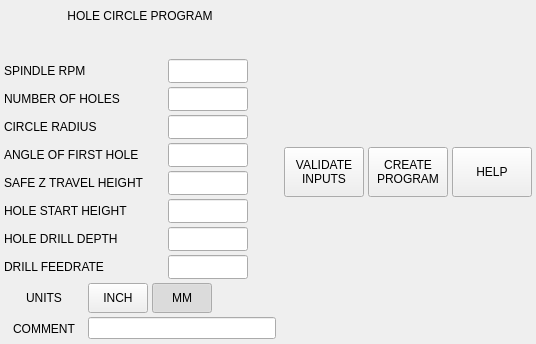
First picture: the form in hole_circle.ui, repository snelweg/QtDragon_hd, before the edit.
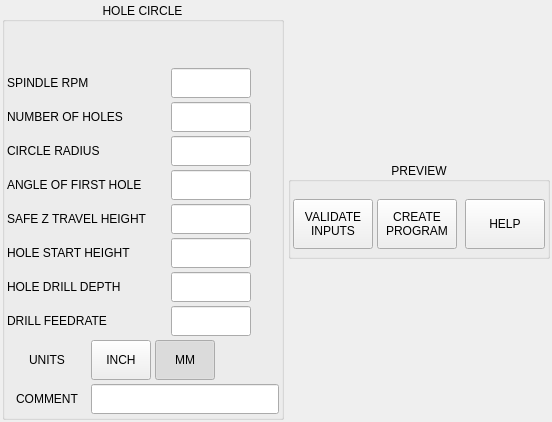
Second picture: the form after the edit. Icons and pictures are not drawn.

What changed in the file:
```diff
--- a/hole_circle.ui
+++ b/hole_circle.ui
@@ -6,8 +6,8 @@
    <rect>
     <x>0</x>
     <y>0</y>
-    <width>534</width>
-    <height>344</height>
+    <width>552</width>
+    <height>422</height>
    </rect>
   </property>
   <property name="windowTitle">
@@ -60,6 +60,13 @@
        <number>2</number>
       </property>
       <item>
+       <widget class="QGroupBox" name="groupbox_hole_circle">
+        <property name="title">
+         <string>HOLE CIRCLE</string>
+        </property>
+        <property name="alignment">
+         <set>Qt::AlignCenter</set>
+        </property>
        <layout class="QVBoxLayout" name="verticalLayout">
         <property name="spacing">
          <number>4</number>
@@ -68,7 +75,7 @@
          <number>2</number>
         </property>
         <property name="topMargin">
-         <number>2</number>
+          <number>12</number>
         </property>
         <property name="rightMargin">
          <number>2</number>
@@ -76,30 +83,20 @@
         <property name="bottomMargin">
          <number>2</number>
         </property>
-        <item>
-         <widget class="QLabel" name="lbl_header">
-          <property name="maximumSize">
-           <size>
-            <width>16777215</width>
-            <height>30</height>
-           </size>
-          </property>
-          <property name="styleSheet">
-           <string notr="true">font: 81 11pt &quot;Lato Heavy&quot;;</string>
-          </property>
-          <property name="text">
-           <string>HOLE CIRCLE PROGRAM</string>
-          </property>
-          <property name="alignment">
-           <set>Qt::AlignCenter</set>
-          </property>
-          <property name="margin">
-           <number>4</number>
-          </property>
-         </widget>
-        </item>
         <item>
          <widget class="QLabel" name="lbl_units_info">
+           <property name="sizePolicy">
+            <sizepolicy hsizetype="Preferred" vsizetype="Fixed">
+             <horstretch>0</horstretch>
+             <verstretch>0</verstretch>
+            </sizepolicy>
+           </property>
+           <property name="minimumSize">
+            <size>
+             <width>0</width>
+             <height>30</height>
+            </size>
+           </property>
           <property name="maximumSize">
            <size>
             <width>16777215</width>
@@ -107,7 +104,7 @@
            </size>
           </property>
           <property name="alignment">
-           <set>Qt::AlignRight|Qt::AlignTrailing|Qt::AlignVCenter</set>
+            <set>Qt::AlignCenter</set>
           </property>
           <property name="margin">
            <number>4</number>
@@ -116,10 +113,22 @@
         </item>
         <item>
          <widget class="QWidget" name="widget_spindle" native="true">
+           <property name="sizePolicy">
+            <sizepolicy hsizetype="Preferred" vsizetype="Fixed">
+             <horstretch>0</horstretch>
+             <verstretch>0</verstretch>
+            </sizepolicy>
+           </property>
+           <property name="minimumSize">
+            <size>
+             <width>0</width>
+             <height>30</height>
+            </size>
+           </property>
           <property name="maximumSize">
            <size>
             <width>16777215</width>
-            <height>24</height>
+             <height>30</height>
            </size>
           </property>
           <layout class="QHBoxLayout" name="horizontalLayout_12">
@@ -159,6 +168,12 @@
                <verstretch>0</verstretch>
               </sizepolicy>
              </property>
+              <property name="minimumSize">
+               <size>
+                <width>0</width>
+                <height>0</height>
+               </size>
+              </property>
              <property name="maximumSize">
               <size>
                <width>80</width>
@@ -212,10 +227,22 @@
         </item>
         <item>
          <widget class="QWidget" name="widget_num_holes" native="true">
+           <property name="sizePolicy">
+            <sizepolicy hsizetype="Preferred" vsizetype="Fixed">
+             <horstretch>0</horstretch>
+             <verstretch>0</verstretch>
+            </sizepolicy>
+           </property>
+           <property name="minimumSize">
+            <size>
+             <width>0</width>
+             <height>30</height>
+            </size>
+           </property>
           <property name="maximumSize">
            <size>
             <width>16777215</width>
-            <height>24</height>
+             <height>30</height>
            </size>
           </property>
           <layout class="QHBoxLayout" name="horizontalLayout_6">
@@ -320,10 +347,22 @@
         </item>
         <item>
          <widget class="QWidget" name="widget_radius" native="true">
+           <property name="sizePolicy">
+            <sizepolicy hsizetype="Preferred" vsizetype="Fixed">
+             <horstretch>0</horstretch>
+             <verstretch>0</verstretch>
+            </sizepolicy>
+           </property>
+           <property name="minimumSize">
+            <size>
+             <width>0</width>
+             <height>30</height>
+            </size>
+           </property>
           <property name="maximumSize">
            <size>
             <width>16777215</width>
-            <height>24</height>
+             <height>30</height>
            </size>
           </property>
           <layout class="QHBoxLayout" name="horizontalLayout_8">
@@ -428,10 +467,22 @@
         </item>
         <item>
          <widget class="QWidget" name="widget_first" native="true">
+           <property name="sizePolicy">
+            <sizepolicy hsizetype="Preferred" vsizetype="Fixed">
+             <horstretch>0</horstretch>
+             <verstretch>0</verstretch>
+            </sizepolicy>
+           </property>
+           <property name="minimumSize">
+            <size>
+             <width>0</width>
+             <height>30</height>
+            </size>
+           </property>
           <property name="maximumSize">
            <size>
             <width>16777215</width>
-            <height>24</height>
+             <height>30</height>
            </size>
           </property>
           <layout class="QHBoxLayout" name="horizontalLayout_7">
@@ -542,10 +593,22 @@
         </item>
         <item>
          <widget class="QWidget" name="widget_safe_z" native="true">
+           <property name="sizePolicy">
+            <sizepolicy hsizetype="Preferred" vsizetype="Fixed">
+             <horstretch>0</horstretch>
+             <verstretch>0</verstretch>
+            </sizepolicy>
+           </property>
+           <property name="minimumSize">
+            <size>
+             <width>0</width>
+             <height>30</height>
+            </size>
+           </property>
           <property name="maximumSize">
            <size>
             <width>16777215</width>
-            <height>24</height>
+             <height>30</height>
            </size>
           </property>
           <layout class="QHBoxLayout" name="horizontalLayout_2">
@@ -650,10 +713,22 @@
         </item>
         <item>
          <widget class="QWidget" name="widget_start_height" native="true">
+           <property name="sizePolicy">
+            <sizepolicy hsizetype="Preferred" vsizetype="Fixed">
+             <horstretch>0</horstretch>
+             <verstretch>0</verstretch>
+            </sizepolicy>
+           </property>
+           <property name="minimumSize">
+            <size>
+             <width>0</width>
+             <height>30</height>
+            </size>
+           </property>
           <property name="maximumSize">
            <size>
             <width>16777215</width>
-            <height>24</height>
+             <height>30</height>
            </size>
           </property>
           <layout class="QHBoxLayout" name="horizontalLayout_3">
@@ -749,16 +824,22 @@
         </item>
         <item>
          <widget class="QWidget" name="widget_depth" native="true">
+           <property name="sizePolicy">
+            <sizepolicy hsizetype="Preferred" vsizetype="Fixed">
+             <horstretch>0</horstretch>
+             <verstretch>0</verstretch>
+            </sizepolicy>
+           </property>
           <property name="minimumSize">
            <size>
             <width>0</width>
-            <height>0</height>
+             <height>30</height>
            </size>
           </property>
           <property name="maximumSize">
            <size>
             <width>16777215</width>
-            <height>24</height>
+             <height>30</height>
            </size>
           </property>
           <layout class="QHBoxLayout" name="horizontalLayout_4">
@@ -860,10 +941,22 @@
         </item>
         <item>
          <widget class="QWidget" name="widget_drill_feedrate" native="true">
+           <property name="sizePolicy">
+            <sizepolicy hsizetype="Preferred" vsizetype="Fixed">
+             <horstretch>0</horstretch>
+             <verstretch>0</verstretch>
+            </sizepolicy>
+           </property>
+           <property name="minimumSize">
+            <size>
+             <width>0</width>
+             <height>30</height>
+            </size>
+           </property>
           <property name="maximumSize">
            <size>
             <width>16777215</width>
-            <height>24</height>
+             <height>30</height>
            </size>
           </property>
           <layout class="QHBoxLayout" name="horizontalLayout_10">
@@ -903,6 +996,12 @@
                <verstretch>0</verstretch>
               </sizepolicy>
              </property>
+              <property name="minimumSize">
+               <size>
+                <width>0</width>
+                <height>0</height>
+               </size>
+              </property>
              <property name="maximumSize">
               <size>
                <width>80</width>
@@ -953,10 +1052,16 @@
         </item>
         <item>
          <widget class="QWidget" name="widget_units" native="true">
+           <property name="sizePolicy">
+            <sizepolicy hsizetype="Preferred" vsizetype="Fixed">
+             <horstretch>0</horstretch>
+             <verstretch>0</verstretch>
+            </sizepolicy>
+           </property>
           <property name="minimumSize">
            <size>
             <width>0</width>
-            <height>30</height>
+             <height>40</height>
            </size>
           </property>
           <property name="maximumSize">
@@ -1089,6 +1194,18 @@
         </item>
         <item>
          <widget class="QWidget" name="widget_comment" native="true">
+           <property name="sizePolicy">
+            <sizepolicy hsizetype="Preferred" vsizetype="Fixed">
+             <horstretch>0</horstretch>
+             <verstretch>0</verstretch>
+            </sizepolicy>
+           </property>
+           <property name="minimumSize">
+            <size>
+             <width>0</width>
+             <height>30</height>
+            </size>
+           </property>
           <property name="maximumSize">
            <size>
             <width>16777215</width>
@@ -1139,11 +1256,23 @@
            <item>
             <widget class="QLineEdit" name="lineEdit_comment">
              <property name="sizePolicy">
-              <sizepolicy hsizetype="Preferred" vsizetype="Fixed">
+               <sizepolicy hsizetype="Preferred" vsizetype="Preferred">
                <horstretch>0</horstretch>
                <verstretch>0</verstretch>
               </sizepolicy>
              </property>
+              <property name="minimumSize">
+               <size>
+                <width>0</width>
+                <height>0</height>
+               </size>
+              </property>
+              <property name="maximumSize">
+               <size>
+                <width>16777215</width>
+                <height>16777215</height>
+               </size>
+              </property>
              <property name="toolTip">
               <string/>
              </property>
@@ -1153,8 +1282,16 @@
          </widget>
         </item>
        </layout>
+       </widget>
       </item>
       <item>
+       <widget class="QGroupBox" name="groupbox_preview">
+        <property name="title">
+         <string>PREVIEW</string>
+        </property>
+        <property name="alignment">
+         <set>Qt::AlignCenter</set>
+        </property>
        <layout class="QVBoxLayout" name="layout_preview">
         <property name="spacing">
          <number>6</number>
@@ -1166,7 +1303,7 @@
          <number>2</number>
         </property>
         <property name="topMargin">
-         <number>2</number>
+          <number>12</number>
         </property>
         <property name="rightMargin">
          <number>2</number>
@@ -1304,6 +1441,7 @@
          </widget>
         </item>
        </layout>
+       </widget>
       </item>
      </layout>
     </widget>
```
Lines whose indentation alone changed are shown as unchanged.
